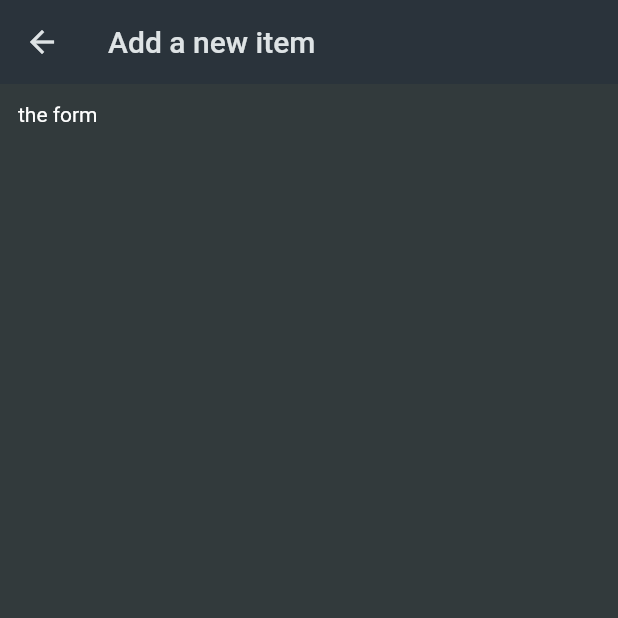
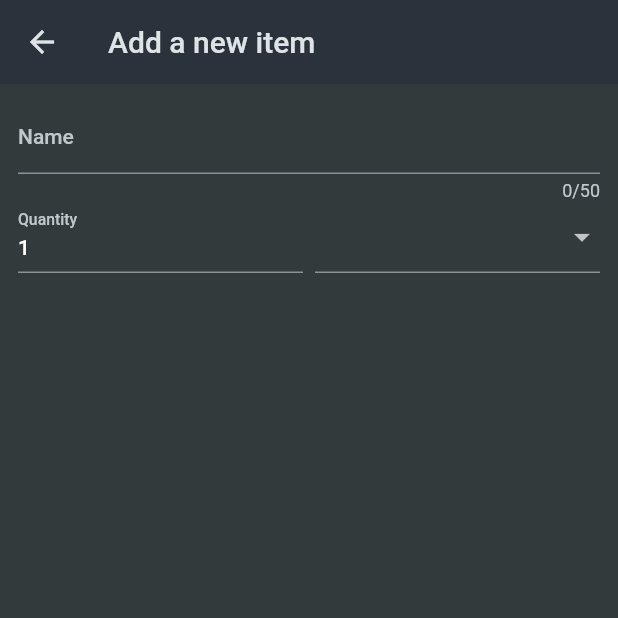
Before and after one commit to cxw320/shopping_list_flutter, a Flutter app: the screen it shows after launch, after a tap on the "add" icon, on a phone screen of 412 x 824 dp, the top half of it. Run offline on Flutter 3.47's test engine with Material 2 defaults, Android fonts, the phone set to English and light mode, and no system bars.

Commit message:
add form in new item page

```diff
--- a/lib/widget/grocery_list.dart
+++ b/lib/widget/grocery_list.dart
@@ -20,7 +20,7 @@ class _GroceryListState extends State<GroceryList> {
   Widget build(BuildContext context) {
     return Scaffold(
       appBar: AppBar(
-        title: Text('Your Groceries'),
+        title: const Text('Your Groceries'),
         actions: [
           IconButton(
             onPressed: _addItem,
--- a/lib/widget/new_item.dart
+++ b/lib/widget/new_item.dart
@@ -1,4 +1,6 @@
 import 'package:flutter/material.dart';
+
+import '../data/categories.dart';
 
 class NewItem extends StatefulWidget {
   const NewItem({super.key});
@@ -17,7 +19,54 @@ class _NewItemState extends State<NewItem> {
       ),
       body: Padding(
         padding: const EdgeInsets.all(12),
-        child: Text('the form'),
+        child: Form(
+          child: Column(
+            children: [
+              TextFormField(
+                maxLength: 50,
+                decoration: const InputDecoration(
+                  label: Text('Name'),
+                ),
+                validator: (value) {
+                  return 'Demo...';
+                },
+              ),
+              Row(
+                crossAxisAlignment: CrossAxisAlignment.end,
+                children: [
+                  Expanded(
+                    child: TextFormField(
+                      decoration: const InputDecoration(
+                        label: Text('Quantity'),
+                      ),
+                      initialValue: '1',
+                    ),
+                  ),
+                  const SizedBox(width: 8),
+                  Expanded(
+                    child: DropdownButtonFormField(items: [
+                      for (final category in categories.entries)
+                        DropdownMenuItem(
+                          value: category.value,
+                          child: Row(
+                            children: [
+                              Container(
+                                width: 16,
+                                height: 16,
+                                color: category.value.color,
+                              ),
+                              const SizedBox(width: 6),
+                              Text(category.value.title),
+                            ],
+                          ),
+                        ),
+                    ], onChanged: (value) {}),
+                  ),
+                ],
+              ),
+            ],
+          ),
+        ),
       ),
     );
   }
```
